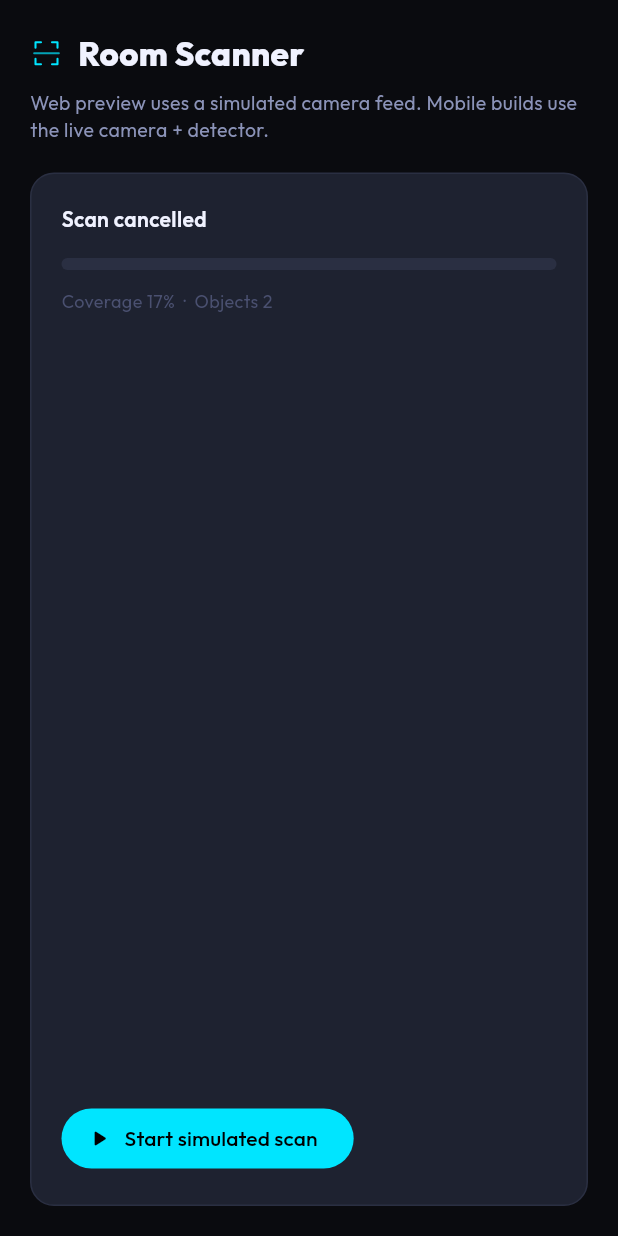
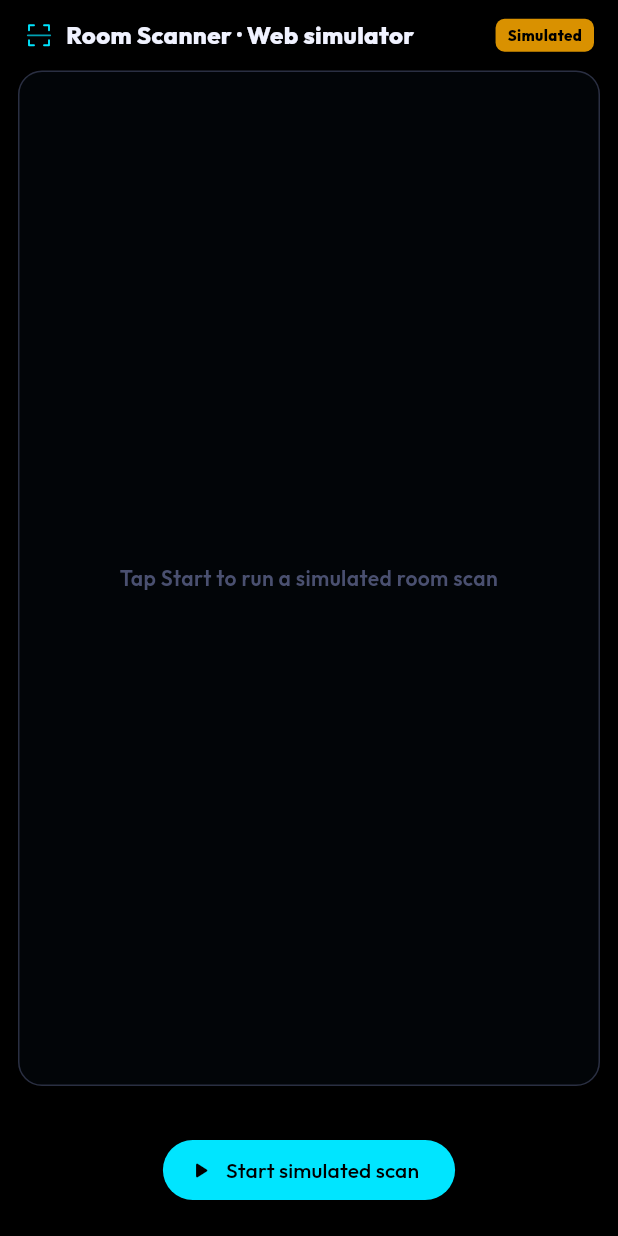
Before and after one commit to yksu0/Room_Rig, a Flutter app: the ScannerScreen screen opened directly, after a tap on "Start simulated scan", after a tap on "Cancel", on a phone screen of 412 x 824 dp. Run offline on Flutter 3.47's test engine with Material 3 defaults, Android fonts, the phone set to English and light mode, and no system bars; our stand-ins replace camera, flutter_svg, google_fonts, share_plus, shared_preferences; missing offline and left inert: tflite_flutter; accounts and stored records are empty.

Commit message:
Improve web scanner parity with mobile scanner flow.

```diff
--- a/lib/screens/scanner_screen_web.dart
+++ b/lib/screens/scanner_screen_web.dart
@@ -5,15 +5,18 @@ import 'package:provider/provider.dart';
 
 import '../models/app_state.dart';
 import '../models/scan_layout_model.dart';
+import '../services/scan_guidance.dart';
 import '../services/scan_input_provider.dart';
 import '../services/scan_pipeline.dart';
 import '../services/scan_pipeline_stubs.dart';
 import '../services/scan_readiness.dart';
 import '../theme/app_theme.dart';
 import '../widgets/room_icons.dart';
+import '../widgets/scan_guidance_banner.dart';
+import '../widgets/scan_minimap.dart';
+import '../widgets/scanner/scan_readiness_ui.dart';
 
-/// Web / desktop Chrome path: camera + TFLite are unavailable, so we run the
-/// same scan pipeline against a [SimulatedScanInputProvider].
+/// Web / desktop path: simulated camera + heuristic detector with mobile HUD parity.
 class ScannerScreen extends StatefulWidget {
   const ScannerScreen({super.key});
 
@@ -31,10 +34,15 @@ class _ScannerScreenState extends State<ScannerScreen> {
 
   bool _isScanning = false;
   bool _processing = false;
-  String _status = 'Ready for simulated scan';
   double _coverage = 0;
   int _objects = 0;
   bool _canFinish = false;
+  RoomLayoutModel? _liveLayout;
+  double _quality = 0;
+  double _latestYaw = 0;
+  double _latestCamX = 3;
+  double _latestCamZ = 3;
+  bool _showHints = true;
 
   @override
   void initState() {
@@ -89,10 +97,22 @@ class _ScannerScreenState extends State<ScannerScreen> {
       _coverage = 0;
       _objects = 0;
       _canFinish = false;
-      _status = 'Simulated scan running… walk coverage builds automatically';
+      _liveLayout = seed;
     });
 
     await input.start(_onFrame);
+  }
+
+  Future<void> _cancel() async {
+    await _input?.stop();
+    await _pipeline?.dispose();
+    _pipeline = null;
+    _input = null;
+    if (!mounted) return;
+    setState(() {
+      _isScanning = false;
+      _liveLayout = null;
+    });
   }
 
   Future<void> _onFrame(ScanFrameInput frame) async {
@@ -109,13 +129,16 @@ class _ScannerScreenState extends State<ScannerScreen> {
         coverageRatio: coverage,
         quality: tick.frameResult.quality,
       );
+      final tracking = tick.frameResult.tracking;
       setState(() {
+        _liveLayout = tick.layout;
         _coverage = coverage;
         _objects = tick.layout.objects.length;
         _canFinish = snap.canFinish;
-        _status = snap.canFinish
-            ? 'Coverage stable — tap Finish Scan'
-            : 'Covering floor… ${(coverage * 100).round()}%';
+        _quality = snap.smoothedQuality;
+        _latestYaw = tracking.cameraEulerDegrees.y;
+        _latestCamX = tracking.cameraPosition.x;
+        _latestCamZ = tracking.cameraPosition.z;
       });
     } finally {
       _processing = false;
@@ -141,115 +164,184 @@ class _ScannerScreenState extends State<ScannerScreen> {
     final confPct = ((conf?.overallScore ?? 0) * 100).round();
     setState(() {
       _isScanning = false;
-      _status = 'Scan committed ($confPct% confidence). Opening Rig.';
+      _liveLayout = null;
     });
     ScaffoldMessenger.of(context).showSnackBar(
       SnackBar(
         content: Text('Scan saved · $confPct% confidence — edit placements on Rig'),
         backgroundColor: AppColors.cyan.withValues(alpha: 0.9),
         behavior: SnackBarBehavior.floating,
+        action: SnackBarAction(
+          label: 'OPEN RIG',
+          textColor: Colors.black,
+          onPressed: () => state.setTab(2),
+        ),
       ),
     );
-    state.setTab(2);
   }
 
   @override
   Widget build(BuildContext context) {
     final state = context.watch<AppState>();
+    final layout = _liveLayout ?? state.activeRoomLayout;
+    final grid = layout?.coverageGrid;
+    final target = grid == null || grid.coverage.isEmpty
+        ? null
+        : ScanGuidance.findWeakestSector(grid: grid, dimensions: layout!.dimensions);
+
     return Scaffold(
-      backgroundColor: AppColors.bg,
+      backgroundColor: Colors.black,
       body: SafeArea(
-        child: Padding(
-          padding: const EdgeInsets.all(20),
         child: Column(
-            crossAxisAlignment: CrossAxisAlignment.stretch,
           children: [
-              Row(
+            Padding(
+              padding: const EdgeInsets.fromLTRB(16, 12, 16, 0),
+              child: Row(
                 children: [
-                  SvgIcon(RoomSvg.scan, size: 22, color: AppColors.cyan),
-                  const SizedBox(width: 10),
-                  const Text(
-                    'Room Scanner',
-                    style: TextStyle(
-                      color: AppColors.textPrimary,
-                      fontSize: 22,
-                      fontWeight: FontWeight.w800,
+                  SvgIcon(RoomSvg.scan, size: 20, color: AppColors.cyan),
+                  const SizedBox(width: 8),
+                  const Expanded(
+                    child: Text(
+                      'Room Scanner · Web simulator',
+                      style: TextStyle(color: AppColors.textPrimary, fontWeight: FontWeight.w800, fontSize: 16),
+                    ),
+                  ),
+                  Container(
+                    padding: const EdgeInsets.symmetric(horizontal: 8, vertical: 4),
+                    decoration: BoxDecoration(
+                      color: AppColors.amber.withValues(alpha: 0.85),
+                      borderRadius: BorderRadius.circular(6),
+                    ),
+                    child: const Text(
+                      'Simulated',
+                      style: TextStyle(color: Colors.black, fontSize: 10, fontWeight: FontWeight.w800),
                     ),
                   ),
                 ],
               ),
-              const SizedBox(height: 8),
-              Text(
-                'Web preview uses a simulated camera feed. Mobile builds use the live camera + detector.',
-                style: TextStyle(color: AppColors.textSecondary, fontSize: 13, height: 1.4),
             ),
-              const SizedBox(height: 20),
             Expanded(
-                child: Container(
+              child: Stack(
+                fit: StackFit.expand,
+                children: [
+                  Container(
+                    margin: const EdgeInsets.all(12),
                     decoration: BoxDecoration(
-                    color: AppColors.card,
+                      color: const Color(0xFF020508),
                       borderRadius: BorderRadius.circular(16),
                       border: Border.all(color: AppColors.border),
                     ),
+                    child: Center(
+                      child: Text(
+                        _isScanning
+                            ? 'Simulated camera feed\nCoverage ${(_coverage * 100).round()}%'
+                            : 'Tap Start to run a simulated room scan',
+                        textAlign: TextAlign.center,
+                        style: TextStyle(color: AppColors.textMuted, fontWeight: FontWeight.w600),
+                      ),
+                    ),
+                  ),
+                  if (_isScanning && grid != null && grid.coverage.isNotEmpty)
+                    Positioned(
+                      top: 24,
+                      right: 24,
+                      child: ScanMinimap(
+                        grid: grid,
+                        dimensions: layout!.dimensions,
+                        cameraX: _latestCamX,
+                        cameraZ: _latestCamZ,
+                        yawDegrees: _latestYaw,
+                        coverageRatio: _coverage,
+                        target: target,
+                      ),
+                    ),
+                  if (_isScanning && grid != null)
+                    Positioned(
+                      left: 12,
+                      right: 12,
+                      bottom: 12,
+                      child: Column(
+                        mainAxisSize: MainAxisSize.min,
+                        children: [
+                          ScanReadinessMeter(
+                            coverageRatio: _coverage,
+                            qualityRatio: _quality,
+                            stabilityRatio: (_readiness.stableQualityFrames / _requiredStableQualityFrames)
+                                .clamp(0.0, 1.0),
+                            hints: buildReadinessHints(
+                              canFinishScan: _canFinish,
+                              coverageRatio: _coverage,
+                              qualityRatio: _quality,
+                              stabilityRatio: (_readiness.stableQualityFrames / _requiredStableQualityFrames)
+                                  .clamp(0.0, 1.0),
+                              requiredCoverageToFinish: _requiredCoverageToFinish,
+                              qualityEnterThreshold: _readiness.qualityEnterThreshold,
+                              requiredStableQualityFrames: _requiredStableQualityFrames,
+                              stableQualityFrames: _readiness.stableQualityFrames,
+                              latestQualityIssues: const [],
+                            ),
+                            showHints: _showHints,
+                            requiredCoverageToFinish: _requiredCoverageToFinish,
+                            qualityEnterThreshold: _readiness.qualityEnterThreshold,
+                            onToggleHints: () => setState(() => _showHints = !_showHints),
+                          ),
+                          if (target != null) ...[
+                            const SizedBox(height: 8),
+                            ScanDirectionCueCard(
+                              cue: ScanGuidance.directionCue(
+                                target: target,
+                                cameraX: _latestCamX,
+                                cameraZ: _latestCamZ,
+                                yawDegrees: _latestYaw,
+                                coverageReadyForFinish: _coverage >= _requiredCoverageToFinish,
+                              ),
+                              remainingCells: target.remainingCells,
+                              scannedCells: target.scannedCells,
+                              totalCells: target.totalCells,
+                            ),
+                          ],
+                        ],
+                      ),
+                    ),
+                ],
+              ),
+            ),
+            Padding(
               padding: const EdgeInsets.all(20),
-                  child: Column(
-                    crossAxisAlignment: CrossAxisAlignment.start,
+              child: _isScanning
+                  ? Column(
+                      mainAxisSize: MainAxisSize.min,
                       children: [
-                      Text(_status, style: const TextStyle(color: AppColors.textPrimary, fontWeight: FontWeight.w600)),
-                      const SizedBox(height: 16),
-                      LinearProgressIndicator(
-                        value: _isScanning ? _coverage.clamp(0.05, 1.0) : (state.scanComplete ? 1.0 : 0),
-                        backgroundColor: AppColors.border,
-                        color: AppColors.cyan,
-                        minHeight: 8,
-                        borderRadius: BorderRadius.circular(6),
+                        Text(
+                          'Objects $_objects · ${(_coverage * 100).round()}% coverage',
+                          style: const TextStyle(color: AppColors.textSecondary, fontSize: 12),
                         ),
-                      const SizedBox(height: 12),
-                      Text(
-                        'Coverage ${( _coverage * 100).round()}%  ·  Objects $_objects'
-                        '${state.lastScanConfidence != null ? '  ·  Confidence ${(state.lastScanConfidence!.overallScore * 100).round()}%' : ''}',
-                        style: const TextStyle(color: AppColors.textMuted, fontSize: 12),
-                      ),
-                      const Spacer(),
-                      if (!_isScanning)
-                        FilledButton.icon(
-                          onPressed: _start,
-                          icon: const Icon(Icons.play_arrow_rounded),
-                          label: Text(state.scanComplete ? 'Rescan (simulated)' : 'Start simulated scan'),
-                        )
-                      else
+                        const SizedBox(height: 10),
                         Row(
                           children: [
                             Expanded(
-                              child: OutlinedButton(
-                                onPressed: () async {
-                                  await _input?.stop();
-                                  await _pipeline?.dispose();
-                                  setState(() {
-                                    _isScanning = false;
-                                    _status = 'Scan cancelled';
-                                  });
-                                },
-                                child: const Text('Cancel'),
-                              ),
+                              child: OutlinedButton(onPressed: _cancel, child: const Text('Cancel')),
                             ),
                             const SizedBox(width: 12),
                             Expanded(
                               child: FilledButton(
                                 onPressed: _canFinish ? _finish : null,
-                                child: const Text('Finish Scan'),
+                                child: Text(_canFinish ? 'Finish Scan' : 'Scanning…'),
                               ),
                             ),
                           ],
                         ),
                       ],
-                  ),
+                    )
+                  : FilledButton.icon(
+                      onPressed: _start,
+                      icon: const Icon(Icons.play_arrow_rounded),
+                      label: Text(state.scanComplete ? 'Rescan (simulated)' : 'Start simulated scan'),
                     ),
             ),
           ],
         ),
       ),
-      ),
     );
   }
 }
```
Lines whose indentation alone changed are shown as unchanged.
